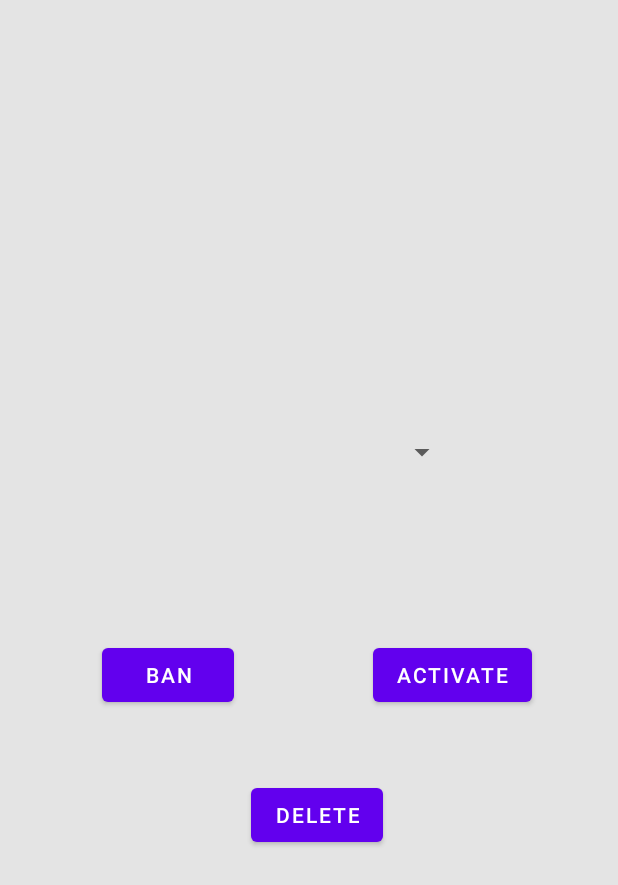
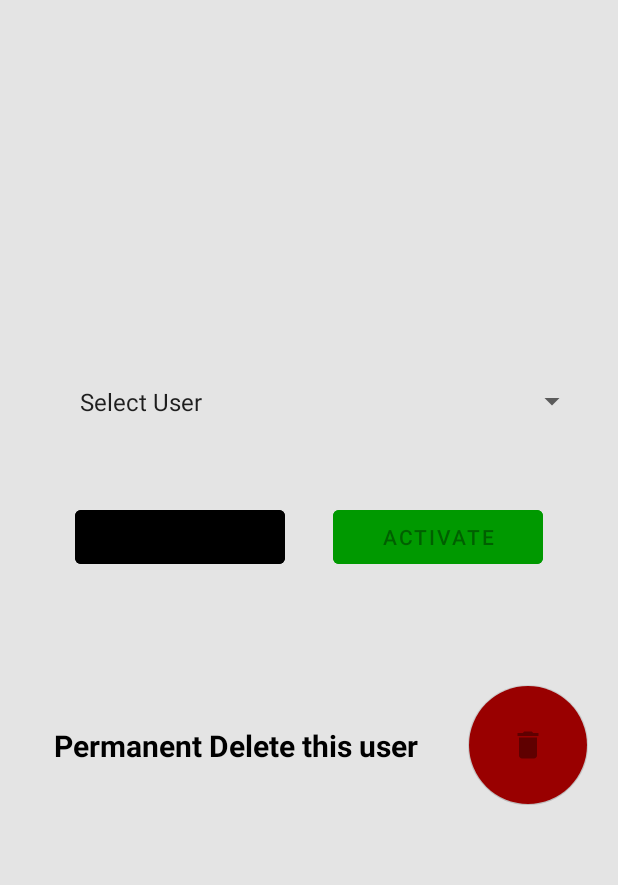
Before and after one commit to marawanFawzy/MyShoppingApp, an Android app: the DeleteUser screen opened directly, with no data from a screen before it, on a phone screen of 412 x 824 dp. Shown: the top 885 px of the screen. Run offline under Robolectric (Android 15) with nearby library versions, the phone set to English and light mode, and no system bars; our stand-ins replace Firebase (no records; nobody signed in at launch, a user with empty details on screens opened directly).

Commit message:
added ban delete activate user with design

```diff
--- a/app/src/main/java/com/example/myshoppingapp/DeleteUser.java
+++ b/app/src/main/java/com/example/myshoppingapp/DeleteUser.java
@@ -1,14 +1,111 @@
 package com.example.myshoppingapp;
 
+import android.annotation.SuppressLint;
 import android.os.Bundle;
+import android.view.View;
+import android.widget.AdapterView;
+import android.widget.ArrayAdapter;
+import android.widget.Button;
+import android.widget.Spinner;
+import android.widget.Toast;
 
 import androidx.appcompat.app.AppCompatActivity;
 
+import com.example.myshoppingapp.firebase.Customers;
+import com.google.android.material.floatingactionbutton.FloatingActionButton;
+import com.google.firebase.firestore.DocumentSnapshot;
+import com.google.firebase.firestore.FirebaseFirestore;
+
+import java.util.ArrayList;
+
 public class DeleteUser extends AppCompatActivity {
-
+    FirebaseFirestore db = FirebaseFirestore.getInstance();
+    Button buttonActivate , buttonBan;
+    FloatingActionButton buttonDelete;
+    ArrayList<Customers>LoadedUser = new ArrayList<>();
+    Spinner spinner;
+    int SelectedUser;
+    private final ArrayList<String> paths = new ArrayList<>();
     @Override
     protected void onCreate(Bundle savedInstanceState) {
         super.onCreate(savedInstanceState);
         setContentView(R.layout.activity_delete_user);
+        buttonActivate = findViewById(R.id.buttonActivate);
+        buttonBan = findViewById(R.id.buttonBan);
+        buttonDelete = findViewById(R.id.buttonDelete);
+        spinner = findViewById(R.id.spinner);
+        paths.add("Select User");
+        LoadAllUsers();
+        LoadedUser.add(new Customers());
+        ArrayAdapter<String> adapter = new ArrayAdapter<>(DeleteUser.this, android.R.layout.simple_spinner_item, paths);
+        adapter.setDropDownViewResource(android.R.layout.simple_spinner_dropdown_item);
+        spinner.setAdapter(adapter);
+        spinner.setSelection(0);
+        spinner.setOnItemSelectedListener(new AdapterView.OnItemSelectedListener() {
+            @SuppressLint("ResourceAsColor")
+            @Override
+            public void onItemSelected(AdapterView<?> parent, View view, int position, long id) {
+                if(position==0)
+                {
+                    buttonActivate.setEnabled(false);
+                    buttonBan.setEnabled(false);
+                    buttonDelete.setEnabled(false);
+
+                }
+                else{
+                    SelectedUser = position;
+                    buttonActivate.setEnabled(!LoadedUser.get(position).isStatus());
+                    buttonBan.setEnabled(LoadedUser.get(position).isStatus());
+                    buttonDelete.setEnabled(true);
+                }
+            }
+
+            @Override
+            public void onNothingSelected(AdapterView<?> parent) {
+
+            }
+        });
+        buttonActivate.setOnClickListener(v -> {
+            LoadedUser.get(SelectedUser).setStatus(true);
+            db.collection("Customers")
+                    .document(LoadedUser.get(SelectedUser).getId())
+                    .set(LoadedUser.get(SelectedUser)).addOnSuccessListener(unused -> {
+                        Toast.makeText(DeleteUser.this, "user is activated", Toast.LENGTH_SHORT).show();
+                        spinner.setSelection(0);
+                    });
+        });
+        buttonBan.setOnClickListener(v -> {
+            LoadedUser.get(SelectedUser).setStatus(false);
+            db.collection("Customers")
+                    .document(LoadedUser.get(SelectedUser).getId())
+                    .set(LoadedUser.get(SelectedUser)).addOnSuccessListener(unused -> {
+                        Toast.makeText(DeleteUser.this, "user is Baned", Toast.LENGTH_SHORT).show();
+                        spinner.setSelection(0);
+                    });
+        });
+        buttonDelete.setOnClickListener(v -> db.collection("Customers")
+                .document(LoadedUser.get(SelectedUser).getId())
+                .delete().addOnSuccessListener(unused -> {
+                    Toast.makeText(DeleteUser.this, "user is Deleted", Toast.LENGTH_SHORT).show();
+                    paths.remove(SelectedUser);
+                    spinner.setSelection(0);
+                }));
+    }
+    void LoadAllUsers()
+    {
+        db.collection("Customers").get()
+                .addOnSuccessListener(queryDocumentSnapshots -> {
+                    if (queryDocumentSnapshots.size() == 0) {
+                        Toast.makeText(DeleteUser.this, "there is no Current users ", Toast.LENGTH_SHORT).show();
+                    } else {
+                        for (DocumentSnapshot d : queryDocumentSnapshots) {
+                            Customers temp = d.toObject(Customers.class);
+                            if(temp.isFlag())
+                                continue;
+                            LoadedUser.add(temp);
+                            paths.add(temp.getUsername());
+                        }
+                    }
+                });
     }
 }
--- a/app/src/main/java/com/example/myshoppingapp/RegisterActivity.java
+++ b/app/src/main/java/com/example/myshoppingapp/RegisterActivity.java
@@ -97,7 +97,7 @@ public class RegisterActivity extends AppCompatActivity {
                             else {
                                 String id = db.collection("Customers").document().getId().substring(0, 5);
                                 Date date = new Date(b);
-                                Customers newTemp = new Customers(id, n, un, p, date, Mail , finalGender , SSN, false);
+                                Customers newTemp = new Customers(id, n, un, p, date, Mail , finalGender , SSN, false , true);
                                 db.collection("Customers").document(id).set(newTemp);
                                 Intent i = new Intent(RegisterActivity.this, MainActivity.class);
                                 startActivity(i);
--- a/app/src/main/java/com/example/myshoppingapp/firebase/Customers.java
+++ b/app/src/main/java/com/example/myshoppingapp/firebase/Customers.java
@@ -7,11 +7,12 @@ public class Customers {
     private Date Birthdate;
     private boolean flag;
     private CreditCard creditCard;
+    private boolean status = true;
 
     public Customers() {
     }
 
-    public Customers(String id, String name, String username, String password, Date birthdate, String email, String gender , String SSN, boolean flag) {
+    public Customers(String id, String name, String username, String password, Date birthdate, String email, String gender , String SSN, boolean flag , boolean status) {
         this.id = id;
         this.name = name;
         Username = username;
@@ -21,18 +22,8 @@ public class Customers {
         this.gender = gender;
         this.flag = flag;
         this.SSN = SSN;
+        this.status = status;
         creditCard = null;
-    }
-    public Customers(String id, String name, String username, String password, Date birthdate, String email, String gender , CreditCard creditCard, boolean flag) {
-        this.id = id;
-        this.name = name;
-        Username = username;
-        Password = password;
-        Birthdate = birthdate;
-        Email = email;
-        this.gender = gender;
-        this.flag = flag;
-        this.creditCard = creditCard;
     }
 
     public String getId() {
@@ -115,4 +106,12 @@ public class Customers {
     public void setSSN(String SSN) {
         this.SSN = SSN;
     }
+
+    public boolean isStatus() {
+        return status;
+    }
+
+    public void setStatus(boolean status) {
+        this.status = status;
+    }
 }
--- a/app/src/main/res/layout/activity_delete_user.xml
+++ b/app/src/main/res/layout/activity_delete_user.xml
@@ -6,52 +6,91 @@
     android:layout_height="match_parent"
     android:background="@color/backGround"
     tools:context=".DeleteUser">
+    <LinearLayout
+        android:layout_width="match_parent"
+        android:layout_height="match_parent"
+        android:gravity="center"
+        android:orientation="vertical">
+        <RelativeLayout
+            android:layout_width="match_parent"
+            android:layout_height="wrap_content"
+            android:layout_marginStart="20dp"
+            android:layout_marginEnd="20dp">
 
             <Spinner
-        android:id="@+id/spinnerSelectCreditCard"
-        android:layout_width="200dp"
-        android:layout_height="39dp"
-        app:layout_constraintBottom_toBottomOf="parent"
-        app:layout_constraintEnd_toEndOf="parent"
-        app:layout_constraintHorizontal_bias="0.497"
-        app:layout_constraintStart_toStartOf="parent"
-        app:layout_constraintTop_toTopOf="parent"
-        app:layout_constraintVertical_bias="0.359" />
+                android:id="@+id/spinner"
+                android:layout_width="match_parent"
+                android:layout_height="wrap_content"
+                android:layout_centerInParent="true"
+                android:padding="25dp"
+                android:textColor="#292929" />
+        </RelativeLayout>
+        <RelativeLayout
+            android:layout_width="match_parent"
+            android:layout_height="wrap_content"
+            android:layout_marginStart="20dp"
+            android:layout_marginEnd="20dp">
 
             <Button
                 android:id="@+id/buttonActivate"
-        android:layout_width="wrap_content"
+                android:layout_width="140dp"
                 android:layout_height="wrap_content"
-        android:text="Activate"
-        app:layout_constraintBottom_toBottomOf="parent"
-        app:layout_constraintEnd_toEndOf="parent"
-        app:layout_constraintHorizontal_bias="0.813"
-        app:layout_constraintStart_toStartOf="parent"
-        app:layout_constraintTop_toTopOf="parent"
-        app:layout_constraintVertical_bias="0.549" />
+                android:layout_alignParentEnd="true"
+                android:layout_centerInParent="true"
+                android:layout_marginStart="30dp"
+                android:layout_marginTop="30dp"
+                android:layout_marginEnd="30dp"
+                android:layout_marginBottom="30dp"
+                android:backgroundTint="@color/green"
+                android:text="Activate" />
 
             <Button
                 android:id="@+id/buttonBan"
-        android:layout_width="wrap_content"
+                android:layout_width="140dp"
                 android:layout_height="wrap_content"
-        android:text="Ban"
-        app:layout_constraintBottom_toBottomOf="parent"
-        app:layout_constraintEnd_toEndOf="parent"
-        app:layout_constraintHorizontal_bias="0.21"
-        app:layout_constraintStart_toStartOf="parent"
-        app:layout_constraintTop_toTopOf="parent"
-        app:layout_constraintVertical_bias="0.549" />
+                android:layout_alignParentStart="true"
+                android:layout_centerInParent="true"
+                android:layout_marginStart="30dp"
+                android:layout_marginTop="10dp"
+                android:backgroundTint="@color/colorBlack"
+                android:text="Ban" />
 
-    <Button
+
+        </RelativeLayout>
+        <RelativeLayout
+            android:layout_width="match_parent"
+            android:layout_marginBottom="50dp"
+            android:layout_marginTop="40dp"
+            android:layout_height="wrap_content">
+
+            <com.google.android.material.floatingactionbutton.FloatingActionButton
                 android:id="@+id/buttonDelete"
                 android:layout_width="wrap_content"
                 android:layout_height="wrap_content"
-        android:text="Delete"
-        app:layout_constraintBottom_toBottomOf="parent"
-        app:layout_constraintEnd_toEndOf="parent"
-        app:layout_constraintHorizontal_bias="0.517"
-        app:layout_constraintStart_toStartOf="parent"
-        app:layout_constraintTop_toTopOf="parent"
-        app:layout_constraintVertical_bias="0.669" />
+                android:layout_alignParentEnd="true"
+                android:layout_centerInParent="true"
+                android:layout_marginTop="10dp"
+                android:layout_marginEnd="20dp"
+                android:backgroundTint="@color/red"
+                android:elevation="0dp"
+                android:src="@drawable/ic_delete"
+                app:elevation="0dp"
+                app:fabCustomSize="80dp"
+                tools:ignore="RelativeOverlap" />
 
+            <TextView
+                android:layout_width="wrap_content"
+                android:layout_height="wrap_content"
+                android:layout_alignParentStart="true"
+                android:layout_centerInParent="true"
+                android:layout_marginStart="20dp"
+                android:layout_marginTop="10dp"
+                android:padding="@dimen/EditTextPadding"
+                android:text="Permanent Delete this user"
+                android:textColor="@android:color/primary_text_light"
+                android:textSize="20sp"
+                android:textStyle="bold" />
+        </RelativeLayout>
+
+    </LinearLayout>
 </androidx.constraintlayout.widget.ConstraintLayout>
--- a/app/src/main/res/values/colors.xml
+++ b/app/src/main/res/values/colors.xml
@@ -12,4 +12,6 @@
     <color name="colorAccent">#03DAC5</color>
     <color name="colorPurple">#4a148c</color>
     <color name="backGround">#e4e4e4</color>
+    <color name="green">#009900</color>
+    <color name="red" >#990000</color>
 </resources>
```
Lines whose indentation alone changed are shown as unchanged.
